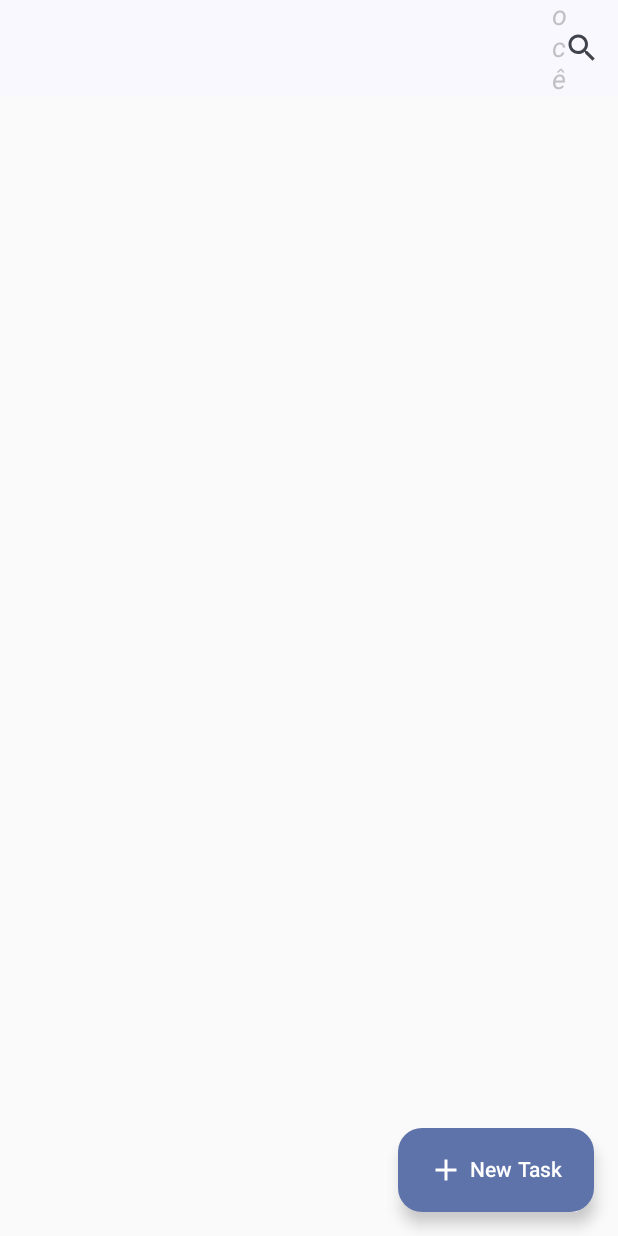
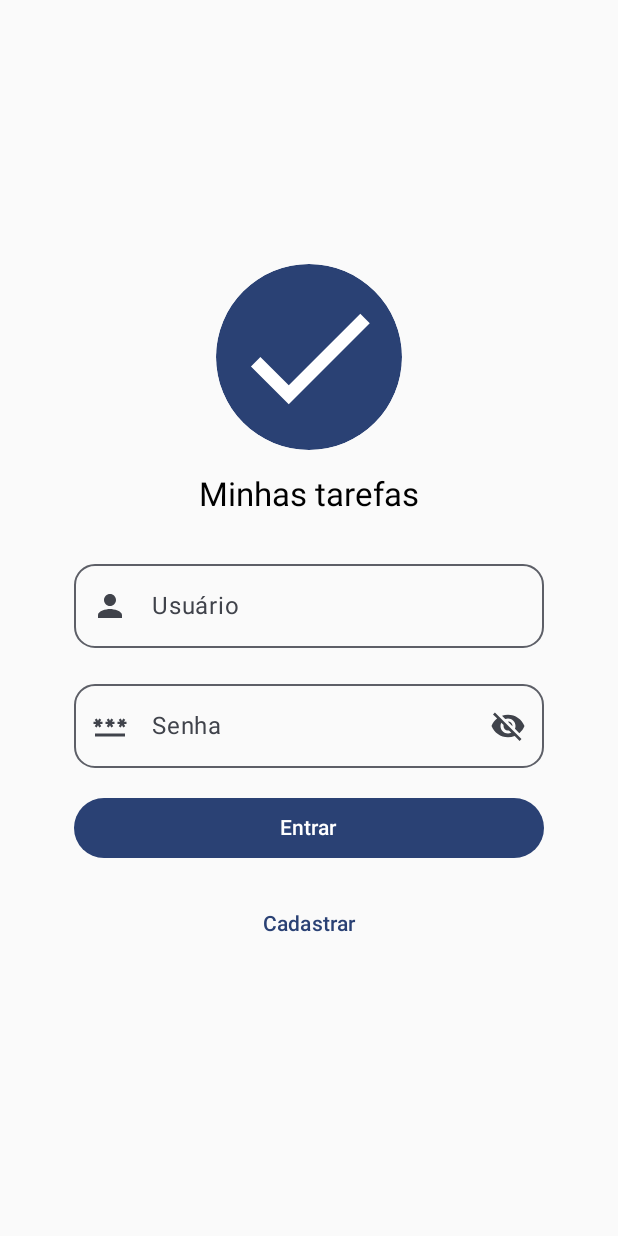
Before and after one commit to alexfelipe/minhas-tarefas, an Android app built with Jetpack Compose: the screen it shows after launch (MainActivity), on a phone screen of 412 x 824 dp. Run offline under Robolectric (Android 15) with nearby library versions, the phone set to English and light mode, and no system bars; our stand-ins replace Room's generated code.

Commit message:
add auth screens

```diff
--- a/app/build.gradle.kts
+++ b/app/build.gradle.kts
@@ -53,6 +53,7 @@ android {
 }
 
 dependencies {
+    implementation(libs.androidx.material.icons.extended)
     implementation(libs.androidx.room.runtime)
     ksp(libs.androidx.room.compiler)
     implementation(libs.androidx.room.ktx)
--- a/app/src/main/java/br/com/alexf/minhastarefas/MainActivity.kt
+++ b/app/src/main/java/br/com/alexf/minhastarefas/MainActivity.kt
@@ -6,10 +6,16 @@ import androidx.activity.compose.setContent
 import androidx.navigation.NavHostController
 import androidx.navigation.compose.NavHost
 import androidx.navigation.compose.rememberNavController
-import br.com.alexf.minhastarefas.models.Task
 import br.com.alexf.minhastarefas.ui.navigation.navigateToEditTaskForm
 import br.com.alexf.minhastarefas.ui.navigation.navigateToNewTaskForm
+import br.com.alexf.minhastarefas.ui.navigation.navigateToSignIn
+import br.com.alexf.minhastarefas.ui.navigation.navigateToSignUp
+import br.com.alexf.minhastarefas.ui.navigation.navigateToTasksList
+import br.com.alexf.minhastarefas.ui.navigation.signInRoute
+import br.com.alexf.minhastarefas.ui.navigation.signInScreen
+import br.com.alexf.minhastarefas.ui.navigation.signUpScreen
 import br.com.alexf.minhastarefas.ui.navigation.taskFormScreen
+import br.com.alexf.minhastarefas.ui.navigation.tasksListRoute
 import br.com.alexf.minhastarefas.ui.navigation.tasksListScreen
 import br.com.alexf.minhastarefas.ui.theme.MinhasTarefasTheme
 import org.koin.androidx.compose.KoinAndroidContext
@@ -25,8 +31,21 @@ class MainActivity : ComponentActivity() {
                 KoinAndroidContext {
                     NavHost(
                         navController = navController,
-                        startDestination = "tasksList"
+                        startDestination = signInRoute
                     ) {
+                        signInScreen(
+                            onNavigateToSignUp = {
+                                navController.navigateToSignUp()
+                            },
+                            onNavigateToTasksList = {
+                                navController.navigateToTasksList()
+                            }
+                        )
+                        signUpScreen(
+                            onNavigationToSignIn = {
+                                navController.navigateToSignIn()
+                            }
+                        )
                         tasksListScreen(
                             onNavigateToNewTaskForm = {
                                 navController.navigateToNewTaskForm()
--- a/app/src/main/java/br/com/alexf/minhastarefas/di/KoinModules.kt
+++ b/app/src/main/java/br/com/alexf/minhastarefas/di/KoinModules.kt
@@ -3,9 +3,13 @@ package br.com.alexf.minhastarefas.di
 import androidx.room.Room
 import br.com.alexf.minhastarefas.database.MinhasTarefasDatabase
 import br.com.alexf.minhastarefas.repositories.TasksRepository
+import br.com.alexf.minhastarefas.repositories.UsersRepository
+import br.com.alexf.minhastarefas.ui.viewmodels.SignInViewModel
+import br.com.alexf.minhastarefas.ui.viewmodels.SignUpViewModel
 import br.com.alexf.minhastarefas.ui.viewmodels.TaskFormViewModel
 import br.com.alexf.minhastarefas.ui.viewmodels.TasksListViewModel
 import org.koin.android.ext.koin.androidContext
+import org.koin.androidx.viewmodel.dsl.viewModel
 import org.koin.androidx.viewmodel.dsl.viewModelOf
 import org.koin.core.module.dsl.singleOf
 import org.koin.dsl.module
@@ -13,10 +17,13 @@ import org.koin.dsl.module
 val appModule = module {
     viewModelOf(::TaskFormViewModel)
     viewModelOf(::TasksListViewModel)
+    viewModelOf(::SignInViewModel)
+    viewModelOf(::SignUpViewModel)
 }
 
 val storageModule = module {
     singleOf(::TasksRepository)
+    singleOf(::UsersRepository)
     single {
         Room.databaseBuilder(
             androidContext(),
--- /dev/null
+++ b/app/src/main/java/br/com/alexf/minhastarefas/repositories/UsersRepository.kt
@@ -0,0 +1,12 @@
+package br.com.alexf.minhastarefas.repositories
+
+class UsersRepository {
+
+    fun authenticate(
+        user: String,
+        password: String
+    ): Boolean {
+        return true
+    }
+
+}
--- /dev/null
+++ b/app/src/main/java/br/com/alexf/minhastarefas/ui/navigation/SignInNavigation.kt
@@ -0,0 +1,40 @@
+package br.com.alexf.minhastarefas.ui.navigation
+
+import androidx.compose.runtime.LaunchedEffect
+import androidx.compose.runtime.collectAsState
+import androidx.compose.runtime.getValue
+import androidx.navigation.NavGraphBuilder
+import androidx.navigation.NavHostController
+import androidx.navigation.compose.composable
+import br.com.alexf.minhastarefas.ui.screens.SignInScreen
+import br.com.alexf.minhastarefas.ui.viewmodels.SignInViewModel
+import org.koin.androidx.compose.koinViewModel
+
+const val signInRoute: String = "signIn"
+
+fun NavGraphBuilder.signInScreen(
+    onNavigateToTasksList: () -> Unit,
+    onNavigateToSignUp: () -> Unit
+) {
+    composable(signInRoute) {
+        val viewModel = koinViewModel<SignInViewModel>()
+        val uiState by viewModel.uiState.collectAsState()
+        LaunchedEffect(uiState.isAuthenticated) {
+            if (uiState.isAuthenticated) {
+                onNavigateToTasksList()
+            }
+        }
+        SignInScreen(
+            uiState = uiState,
+            onSignInClick = {
+                viewModel.authenticate()
+            },
+            onSignUpClick = onNavigateToSignUp
+        )
+    }
+
+}
+
+fun NavHostController.navigateToSignIn() {
+    navigate(signInRoute)
+}
--- /dev/null
+++ b/app/src/main/java/br/com/alexf/minhastarefas/ui/navigation/SignUpNavigation.kt
@@ -0,0 +1,32 @@
+package br.com.alexf.minhastarefas.ui.navigation
+
+import androidx.compose.runtime.collectAsState
+import androidx.compose.runtime.getValue
+import androidx.navigation.NavGraphBuilder
+import androidx.navigation.NavHostController
+import androidx.navigation.compose.composable
+import br.com.alexf.minhastarefas.ui.screens.SignUpScreen
+import br.com.alexf.minhastarefas.ui.viewmodels.SignUpViewModel
+import org.koin.androidx.compose.koinViewModel
+
+const val signUpRoute = "signUp"
+
+
+fun NavGraphBuilder.signUpScreen(
+    onNavigationToSignIn: () -> Unit
+){
+    composable(signUpRoute){
+        val viewModel = koinViewModel<SignUpViewModel>()
+        val uiState by viewModel.uiState.collectAsState()
+        SignUpScreen(
+            uiState = uiState,
+            onSignUpClick = {
+                onNavigationToSignIn()
+            }
+        )
+    }
+}
+
+fun NavHostController.navigateToSignUp() {
+    navigate(signUpRoute)
+}
--- a/app/src/main/java/br/com/alexf/minhastarefas/ui/navigation/TaskListNavigation.kt
+++ b/app/src/main/java/br/com/alexf/minhastarefas/ui/navigation/TasksListNavigation.kt
@@ -3,6 +3,7 @@ package br.com.alexf.minhastarefas.ui.navigation
 import androidx.compose.runtime.collectAsState
 import androidx.compose.runtime.getValue
 import androidx.navigation.NavGraphBuilder
+import androidx.navigation.NavHostController
 import androidx.navigation.compose.composable
 import br.com.alexf.minhastarefas.models.Task
 import br.com.alexf.minhastarefas.ui.screens.TasksListScreen
@@ -27,3 +28,7 @@ fun NavGraphBuilder.tasksListScreen(
         )
     }
 }
+
+fun NavHostController.navigateToTasksList() {
+    navigate(tasksListRoute)
+}
--- /dev/null
+++ b/app/src/main/java/br/com/alexf/minhastarefas/ui/screens/SignInScreen.kt
@@ -0,0 +1,153 @@
+package br.com.alexf.minhastarefas.ui.screens
+
+import androidx.compose.foundation.background
+import androidx.compose.foundation.clickable
+import androidx.compose.foundation.layout.Arrangement
+import androidx.compose.foundation.layout.Column
+import androidx.compose.foundation.layout.Spacer
+import androidx.compose.foundation.layout.fillMaxSize
+import androidx.compose.foundation.layout.fillMaxWidth
+import androidx.compose.foundation.layout.padding
+import androidx.compose.foundation.layout.size
+import androidx.compose.foundation.rememberScrollState
+import androidx.compose.foundation.shape.CircleShape
+import androidx.compose.foundation.shape.RoundedCornerShape
+import androidx.compose.foundation.verticalScroll
+import androidx.compose.material.icons.Icons
+import androidx.compose.material.icons.filled.Done
+import androidx.compose.material.icons.filled.Password
+import androidx.compose.material.icons.filled.Person
+import androidx.compose.material.icons.filled.Visibility
+import androidx.compose.material.icons.filled.VisibilityOff
+import androidx.compose.material3.Button
+import androidx.compose.material3.Icon
+import androidx.compose.material3.MaterialTheme
+import androidx.compose.material3.OutlinedTextField
+import androidx.compose.material3.Text
+import androidx.compose.material3.TextButton
+import androidx.compose.runtime.Composable
+import androidx.compose.ui.Alignment
+import androidx.compose.ui.Modifier
+import androidx.compose.ui.draw.clip
+import androidx.compose.ui.text.input.PasswordVisualTransformation
+import androidx.compose.ui.text.input.VisualTransformation
+import androidx.compose.ui.tooling.preview.Preview
+import androidx.compose.ui.unit.dp
+import br.com.alexf.minhastarefas.ui.states.SignInUiState
+import br.com.alexf.minhastarefas.ui.theme.MinhasTarefasTheme
+import br.com.alexf.minhastarefas.ui.theme.Typography
+
+@Composable
+fun SignInScreen(
+    uiState: SignInUiState,
+    modifier: Modifier = Modifier,
+    onSignInClick: () -> Unit,
+    onSignUpClick: () -> Unit,
+) {
+    Column(
+        modifier
+            .fillMaxSize()
+            .verticalScroll(rememberScrollState()),
+        horizontalAlignment = Alignment.CenterHorizontally,
+        verticalArrangement = Arrangement.Center
+    ) {
+        Icon(
+            Icons.Filled.Done,
+            contentDescription = "Ícone minhas tarefas",
+            Modifier
+                .clip(CircleShape)
+                .size(124.dp)
+                .background(MaterialTheme.colorScheme.primary, CircleShape)
+                .padding(8.dp),
+            tint = MaterialTheme.colorScheme.onPrimary
+        )
+        Spacer(modifier = Modifier.size(16.dp))
+        Text(text = "Minhas tarefas", style = Typography.titleLarge)
+        Spacer(modifier = Modifier.size(16.dp))
+        val textFieldModifier = Modifier
+            .fillMaxWidth(0.8f)
+            .padding(8.dp)
+        OutlinedTextField(
+            value = uiState.user,
+            onValueChange = uiState.onUserChange,
+            textFieldModifier,
+            shape = RoundedCornerShape(25),
+            leadingIcon = {
+                Icon(
+                    Icons.Filled.Person,
+                    contentDescription = "ícone de usuário"
+                )
+            },
+            label = {
+                Text(text = "Usuário")
+            }
+        )
+        OutlinedTextField(
+            value = uiState.password,
+            onValueChange = uiState.onPasswordChange,
+            textFieldModifier,
+            shape = RoundedCornerShape(25),
+            leadingIcon = {
+                Icon(
+                    Icons.Filled.Password,
+                    contentDescription = "ícone de usuário"
+                )
+            },
+            label = {
+                Text("Senha")
+            },
+            trailingIcon = {
+                val trailingIconModifier = Modifier.clickable {
+                    uiState.onTogglePasswordVisibility()
+                }
+                when (uiState.isShowPassword) {
+                    true -> {
+                        Icon(
+                            Icons.Filled.Visibility,
+                            contentDescription = "ícone de visível",
+                            trailingIconModifier
+                        )
+                    }
+
+                    else -> Icon(
+                        Icons.Filled.VisibilityOff,
+                        contentDescription = "ícone de não visível",
+                        trailingIconModifier
+                    )
+                }
+            },
+            visualTransformation = when (uiState.isShowPassword) {
+                false -> PasswordVisualTransformation()
+                true -> VisualTransformation.None
+            }
+        )
+        Button(
+            onClick = onSignInClick,
+            Modifier
+                .fillMaxWidth(0.8f)
+                .padding(8.dp)
+        ) {
+            Text(text = "Entrar")
+        }
+        TextButton(
+            onClick = onSignUpClick,
+            Modifier
+                .fillMaxWidth(0.8f)
+                .padding(8.dp)
+        ) {
+            Text(text = "Cadastrar")
+        }
+    }
+}
+
+@Preview(showBackground = true)
+@Composable
+fun SignInScreenPreview() {
+    MinhasTarefasTheme {
+        SignInScreen(
+            uiState = SignInUiState(),
+            onSignInClick = {},
+            onSignUpClick = {}
+        )
+    }
+}
--- /dev/null
+++ b/app/src/main/java/br/com/alexf/minhastarefas/ui/states/SignInUiState.kt
@@ -0,0 +1,11 @@
+package br.com.alexf.minhastarefas.ui.states
+
+data class SignInUiState(
+    val user: String = "",
+    val password: String = "",
+    val onUserChange: (String) -> Unit = {},
+    val onPasswordChange: (String) -> Unit = {},
+    val isShowPassword: Boolean = false,
+    val onTogglePasswordVisibility: () -> Unit = {},
+    val isAuthenticated: Boolean = false,
+)
--- /dev/null
+++ b/app/src/main/java/br/com/alexf/minhastarefas/ui/viewmodels/SignInViewModel.kt
@@ -0,0 +1,47 @@
+package br.com.alexf.minhastarefas.ui.viewmodels
+
+import androidx.lifecycle.ViewModel
+import br.com.alexf.minhastarefas.repositories.UsersRepository
+import br.com.alexf.minhastarefas.ui.states.SignInUiState
+import kotlinx.coroutines.flow.MutableStateFlow
+import kotlinx.coroutines.flow.asStateFlow
+import kotlinx.coroutines.flow.update
+
+class SignInViewModel(
+    private val repository: UsersRepository
+) : ViewModel() {
+
+    private val _uiState = MutableStateFlow(SignInUiState())
+    val uiState = _uiState.asStateFlow()
+
+    init {
+        _uiState.update { currentState ->
+            currentState.copy(
+                onUserChange = { user ->
+                    _uiState.update {
+                        it.copy(user = user)
+                    }
+                },
+                onPasswordChange = { password ->
+                    _uiState.update {
+                        it.copy(password = password)
+                    }
+                }
+            )
+        }
+    }
+
+    fun authenticate() {
+        with(_uiState.value) {
+            _uiState.update {
+                it.copy(
+                    isAuthenticated = repository.authenticate(
+                        user,
+                        password
+                    )
+                )
+            }
+        }
+    }
+
+}
```
Also changed, not shown: app/src/main/java/br/com/alexf/minhastarefas/ui/screens/SignUpScreen.kt (added, +98 -0 lines), app/src/main/java/br/com/alexf/minhastarefas/ui/states/SignUpUiState.kt (added, +10 -0 lines), app/src/main/java/br/com/alexf/minhastarefas/ui/viewmodels/SignUpViewModel.kt (added, +36 -0 lines), gradle/libs.versions.toml (+5 -3 lines).
